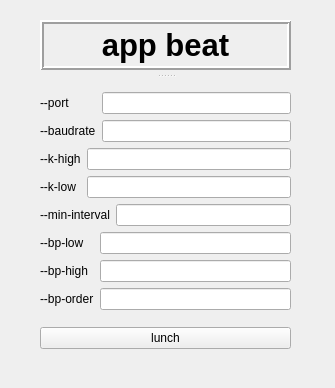
Old version of the form appbeat/mainwindow.ui in the repository Pittermanifique/BeatDetect.
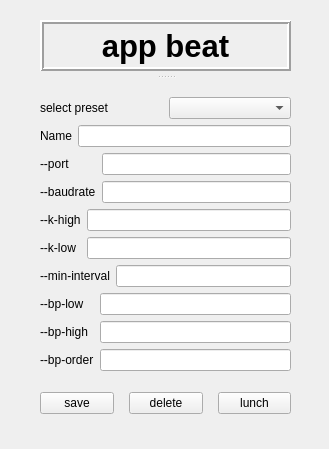
New version of the form.

The edit to the form file:
```diff
--- a/appbeat/mainwindow.ui
+++ b/appbeat/mainwindow.ui
@@ -6,8 +6,8 @@
    <rect>
     <x>0</x>
     <y>0</y>
-    <width>335</width>
-    <height>388</height>
+    <width>329</width>
+    <height>449</height>
    </rect>
   </property>
   <property name="windowTitle">
@@ -20,7 +20,7 @@
       <x>40</x>
       <y>20</y>
       <width>251</width>
-      <height>341</height>
+      <height>411</height>
      </rect>
     </property>
     <property name="orientation">
@@ -75,6 +75,37 @@
      <layout class="QVBoxLayout" name="verticalLayout_8">
       <item>
        <layout class="QVBoxLayout" name="verticalLayout_7">
+        <item>
+         <layout class="QHBoxLayout" name="horizontalLayout_6">
+          <property name="sizeConstraint">
+           <enum>QLayout::SizeConstraint::SetDefaultConstraint</enum>
+          </property>
+          <item>
+           <widget class="QLabel" name="label_5">
+            <property name="text">
+             <string>select preset</string>
+            </property>
+           </widget>
+          </item>
+          <item>
+           <widget class="QComboBox" name="preset"/>
+          </item>
+         </layout>
+        </item>
+        <item>
+         <layout class="QHBoxLayout" name="horizontalLayout_7">
+          <item>
+           <widget class="QLabel" name="label_10">
+            <property name="text">
+             <string>Name</string>
+            </property>
+           </widget>
+          </item>
+          <item>
+           <widget class="QLineEdit" name="Name"/>
+          </item>
+         </layout>
+        </item>
         <item>
          <layout class="QHBoxLayout" name="horizontalLayout_2">
           <item>
@@ -200,11 +231,25 @@
       <item>
        <layout class="QHBoxLayout" name="horizontalLayout_5">
         <property name="spacing">
-         <number>40</number>
+         <number>15</number>
         </property>
         <property name="leftMargin">
          <number>0</number>
         </property>
+        <item>
+         <widget class="QPushButton" name="save">
+          <property name="text">
+           <string>save</string>
+          </property>
+         </widget>
+        </item>
+        <item>
+         <widget class="QPushButton" name="deleteButton">
+          <property name="text">
+           <string>delete</string>
+          </property>
+         </widget>
+        </item>
         <item>
          <widget class="QPushButton" name="lunchButton">
           <property name="text">
```
